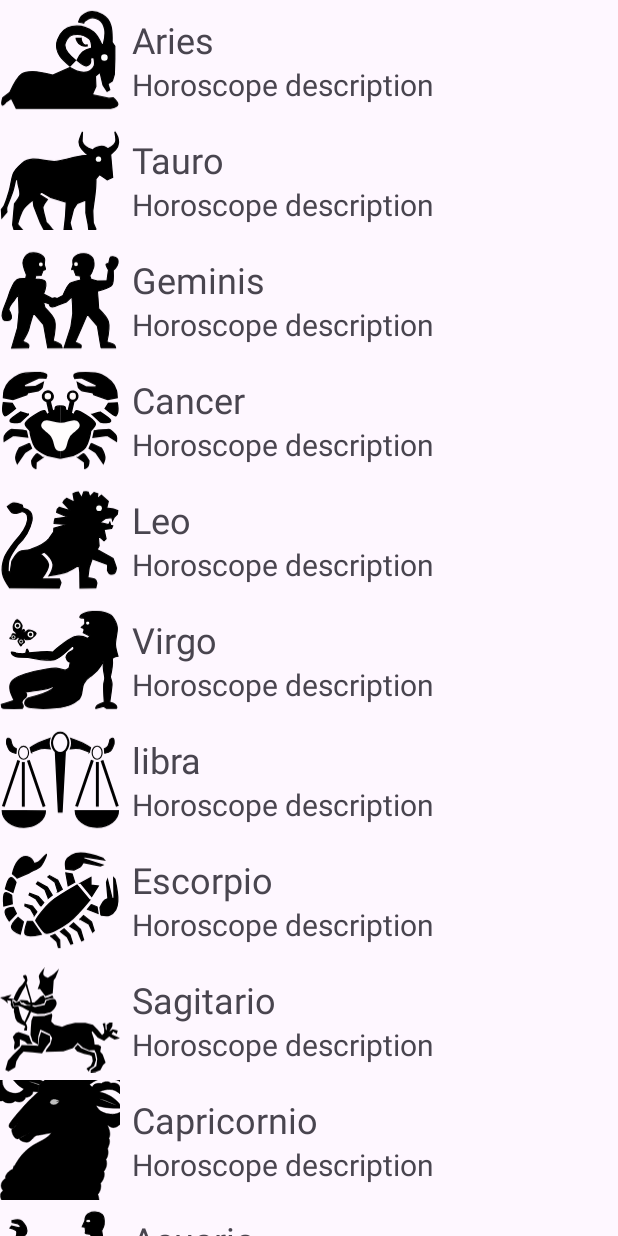
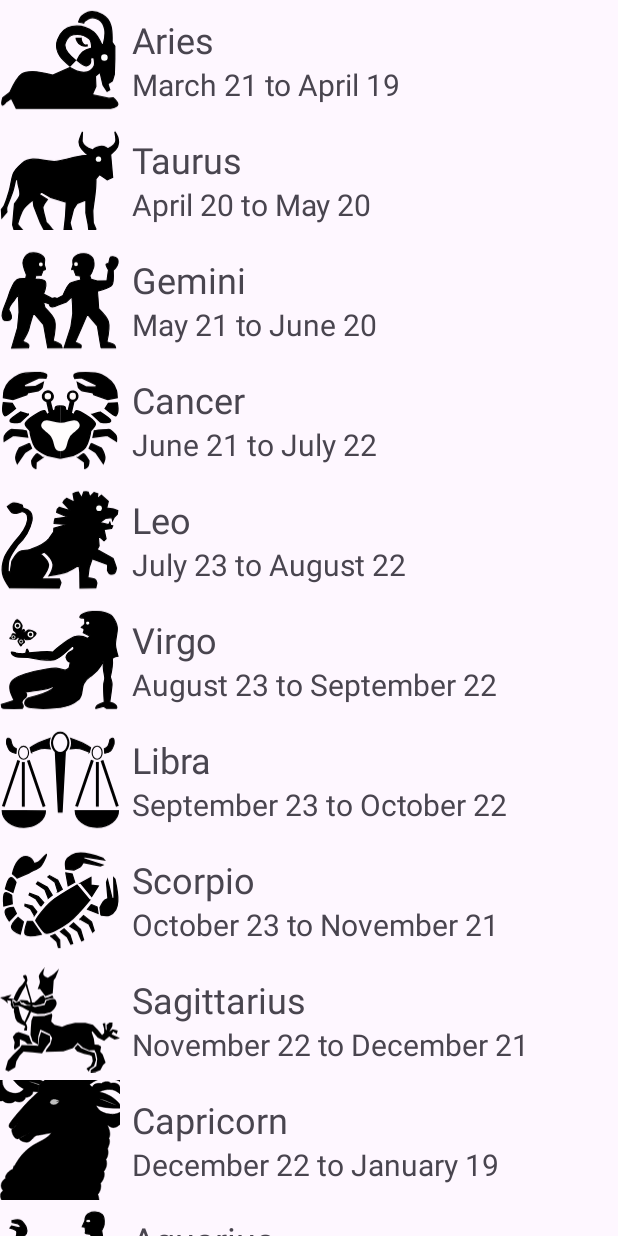
Before and after one commit to AbreuMajanoRoger/clasemartes, an Android app: the screen it shows after launch (MainActivity), on a phone screen of 412 x 824 dp. Run offline under Robolectric (Android 15) with nearby library versions, the phone set to English and light mode, and no system bars.

Commit message:
Proyecto funcional con logos

```diff
--- a/app/src/main/java/com/example/horosclase/adapter/horosViewHolder.kt
+++ b/app/src/main/java/com/example/horosclase/adapter/horosViewHolder.kt
@@ -1,4 +1,5 @@
 package com.example.horosclase.adapter
+import android.util.Log
 import android.view.View
 import android.widget.ImageView
 import androidx.recyclerview.widget.RecyclerView
@@ -8,13 +9,14 @@ import com.example.horosclase.R
 
 class horosViewHolder(view:View):RecyclerView.ViewHolder(view){
 
+    val descTextView = view.findViewById<TextView>(R.id.descTextView)
     val horosCopo = view.findViewById<TextView>(R.id.horosName)
     val imgHoroscopo = view.findViewById<ImageView>(R.id.imgHoroscopo)
 
     fun  render(horoscopoclass:horoscopoclass){
         horosCopo.setText(horoscopoclass.name)
         imgHoroscopo.setImageResource(horoscopoclass.photo)
-
-
+        descTextView.setText(horoscopoclass.description)
+        Log.i("Horos","Render")
     }
 }
--- a/app/src/main/java/com/example/horosclase/horoscopoProvider.kt
+++ b/app/src/main/java/com/example/horosclase/horoscopoProvider.kt
@@ -5,18 +5,18 @@ class horoscopoProvider {
 
     companion object {
         val horosList: List<horoscopoclass> = listOf(
-            horoscopoclass("aries", "Aries", R.drawable.aries_s),
-            horoscopoclass("tauro", "Tauro", R.drawable.tauro_s),
-            horoscopoclass("geminis", "Geminis",R.drawable.geminis_s),
-            horoscopoclass("cancer", "Cancer", R.drawable.cancer_s),
-            horoscopoclass("leo", "Leo", R.drawable.leo_s),
-            horoscopoclass("virgo", "Virgo", R.drawable.virgo_s),
-            horoscopoclass("libra", "libra", R.drawable.libra_s),
-            horoscopoclass("escorpio", "Escorpio", R.drawable.escorpio_s),
-            horoscopoclass("sagitario", "Sagitario", R.drawable.sagitario_s),
-            horoscopoclass("capricornio", "Capricornio", R.drawable.capricornio_s),
-            horoscopoclass("acuario", "Acuario", R.drawable.acuario_s),
-            horoscopoclass("piscis", "Piscis", R.drawable.piscis_s),
+            horoscopoclass("aries", R.string.horoscope_name_aries, R.string.horoscope_date_aries,R.drawable.aries_s),
+            horoscopoclass("tauro", R.string.horoscope_name_taurus,R.string.horoscope_date_taurus,R.drawable.tauro_s),
+            horoscopoclass("geminis", R.string.horoscope_name_gemini,R.string.horoscope_date_gemini,R.drawable.geminis_s),
+            horoscopoclass("cancer", R.string.horoscope_name_cancer,R.string.horoscope_date_cancer ,R.drawable.cancer_s),
+            horoscopoclass("leo", R.string.horoscope_name_leo,R.string.horoscope_date_leo ,R.drawable.leo_s),
+            horoscopoclass("virgo", R.string.horoscope_name_virgo,R.string.horoscope_date_virgo,R.drawable.virgo_s),
+            horoscopoclass("libra", R.string.horoscope_name_libra,R.string.horoscope_date_libra ,R.drawable.libra_s),
+            horoscopoclass("escorpio",R.string.horoscope_name_scorpio,R.string.horoscope_date_scorpio ,R.drawable.escorpio_s),
+            horoscopoclass("sagitario", R.string.horoscope_name_sagittarius,R.string.horoscope_date_sagittarius ,R.drawable.sagitario_s),
+            horoscopoclass("capricornio", R.string.horoscope_name_capricorn,R.string.horoscope_date_capricorn ,R.drawable.capricornio_s),
+            horoscopoclass("acuario", R.string.horoscope_name_aquarius,R.string.horoscope_date_aquarius ,R.drawable.acuario_s),
+            horoscopoclass("piscis", R.string.horoscope_name_pisces,R.string.horoscope_date_pisces ,R.drawable.piscis_s),
         )
     }
 }
--- a/app/src/main/java/com/example/horosclase/horoscopoclass.kt
+++ b/app/src/main/java/com/example/horosclase/horoscopoclass.kt
@@ -1,4 +1,5 @@
 package com.example.horosclase
 
-class horoscopoclass(val  id:String , val name:String, val photo: Int) {
+// Cambiar el val name:String a tipo Int
+class horoscopoclass(val  id:String , val name:Int, val description:Int,val photo: Int) {
 }
--- a/app/src/main/res/layout/activity_main.xml
+++ b/app/src/main/res/layout/activity_main.xml
@@ -4,6 +4,7 @@
     xmlns:tools="http://schemas.android.com/tools"
     android:layout_width="match_parent"
     android:layout_height="match_parent"
+    android:orientation="vertical"
     tools:context=".MainActivity">
 
     <androidx.recyclerview.widget.RecyclerView
--- a/app/src/main/res/layout/item_horoscopo.xml
+++ b/app/src/main/res/layout/item_horoscopo.xml
@@ -1,7 +1,8 @@
 <?xml version="1.0" encoding="utf-8"?>
 <LinearLayout xmlns:android="http://schemas.android.com/apk/res/android"
     android:layout_width="match_parent"
-    android:layout_height="match_parent"
+    android:layout_height="wrap_content"
+    android:orientation="horizontal"
     xmlns:app="http://schemas.android.com/apk/res-auto">
 
 
@@ -21,7 +22,7 @@
 
     <TextView
         android:id="@+id/horosName"
-        android:layout_width="wrap_content"
+        android:layout_width="match_parent"
         android:layout_height="wrap_content"
         android:textSize="24sp"
         app:layout_constraintStart_toEndOf="@+id/imgHoroscopo"
--- a/app/src/main/res/values/strings.xml
+++ b/app/src/main/res/values/strings.xml
@@ -1,4 +1,30 @@
 <resources>
     <string name="app_name">HorosClase</string>
 
+    <string name="horoscope_name_aries">Aries</string>
+    <string name="horoscope_name_taurus">Taurus</string>
+    <string name="horoscope_name_gemini">Gemini</string>
+    <string name="horoscope_name_cancer">Cancer</string>
+    <string name="horoscope_name_leo">Leo</string>
+    <string name="horoscope_name_virgo">Virgo</string>
+    <string name="horoscope_name_libra">Libra</string>
+    <string name="horoscope_name_scorpio">Scorpio</string>
+    <string name="horoscope_name_sagittarius">Sagittarius</string>
+    <string name="horoscope_name_capricorn">Capricorn</string>
+    <string name="horoscope_name_aquarius">Aquarius</string>
+    <string name="horoscope_name_pisces">Pisces</string>
+
+    <string name="horoscope_date_aries">March 21 to April 19</string>
+    <string name="horoscope_date_taurus">April 20 to May 20</string>
+    <string name="horoscope_date_gemini">May 21 to June 20</string>
+    <string name="horoscope_date_cancer">June 21 to July 22</string>
+    <string name="horoscope_date_leo">July 23 to August 22</string>
+    <string name="horoscope_date_virgo">August 23 to September 22</string>
+    <string name="horoscope_date_libra">September 23 to October 22</string>
+    <string name="horoscope_date_scorpio">October 23 to November 21</string>
+    <string name="horoscope_date_sagittarius">November 22 to December 21</string>
+    <string name="horoscope_date_capricorn">December 22 to January 19</string>
+    <string name="horoscope_date_aquarius">January 20 to February 18</string>
+    <string name="horoscope_date_pisces">February 19 to March 20</string>
+
 </resources>
```
